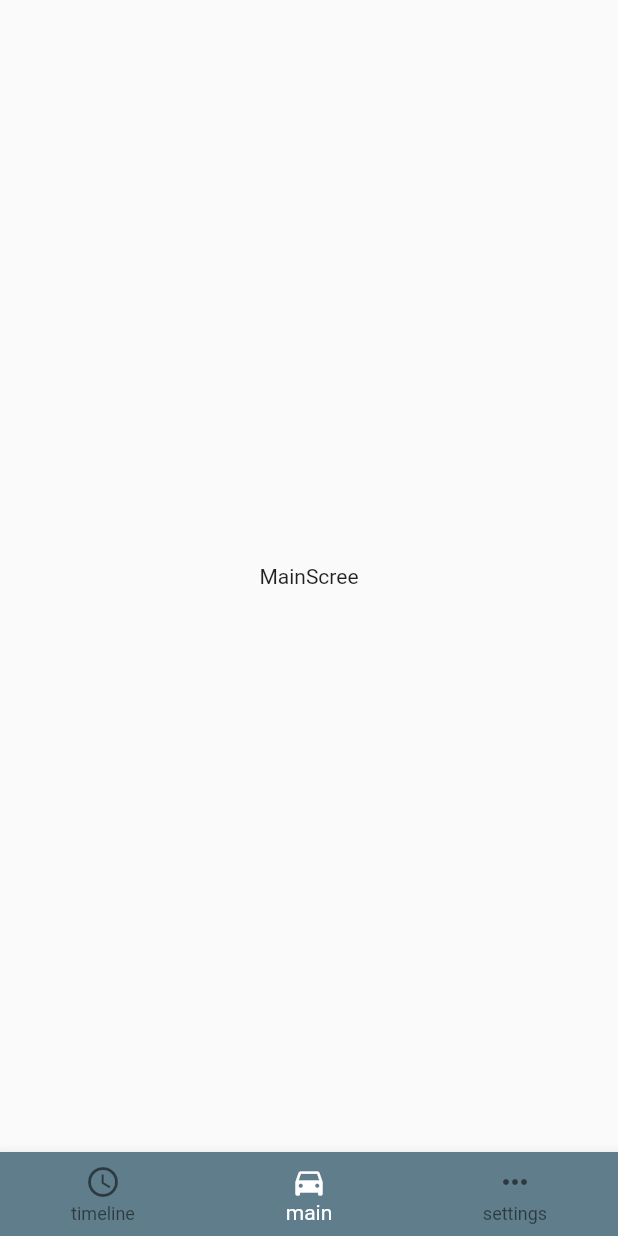
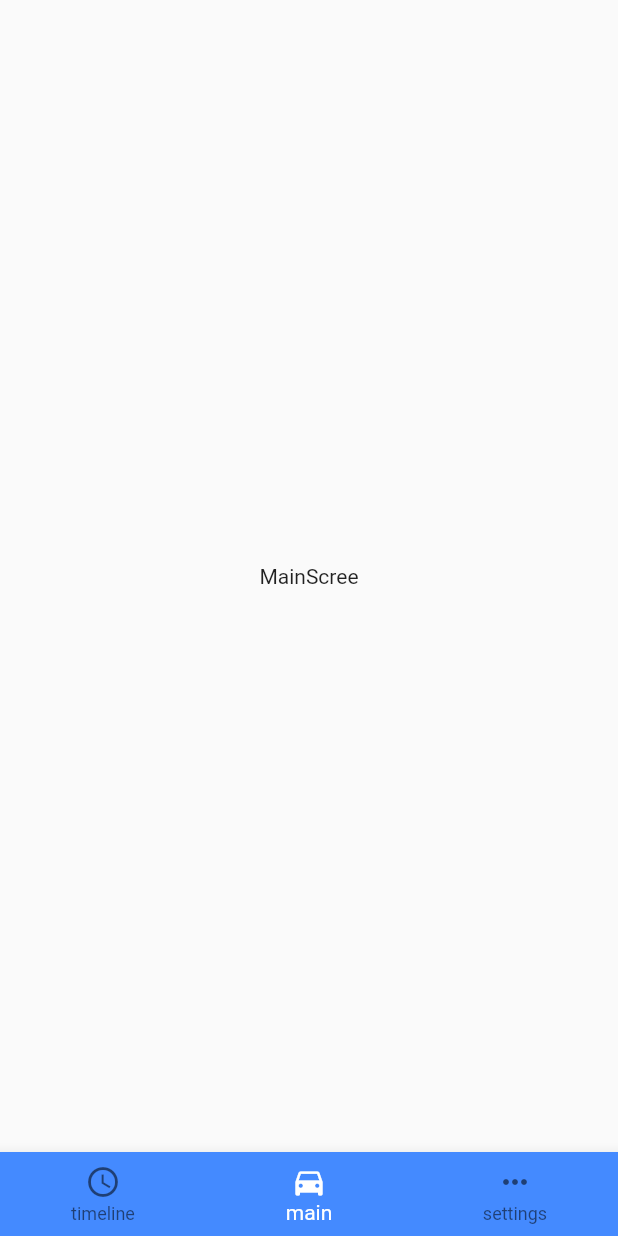
Before and after one commit to I-Taxi/itaxi-front, a Flutter app: the Home screen opened directly, on a phone screen of 412 x 824 dp. Run offline on Flutter 3.47's test engine with Material 2 defaults, Android fonts, the phone set to English and light mode, and no system bars; our stand-ins replace get.

Commit message:
fix: Change bottom navigation color

```diff
--- a/lib/home.dart
+++ b/lib/home.dart
@@ -32,7 +32,7 @@ class Home extends StatelessWidget {
         ),
         bottomNavigationBar: BottomNavigationBar(
             currentIndex: _navController.currentIndex,
-            backgroundColor: Colors.blueGrey,
+            backgroundColor: Colors.blueAccent,
             // backgroundColor: colorScheme.primary,
             // selectedItemColor: colorScheme.secondary,
             // unselectedItemColor: colorScheme.tertiary,
```
